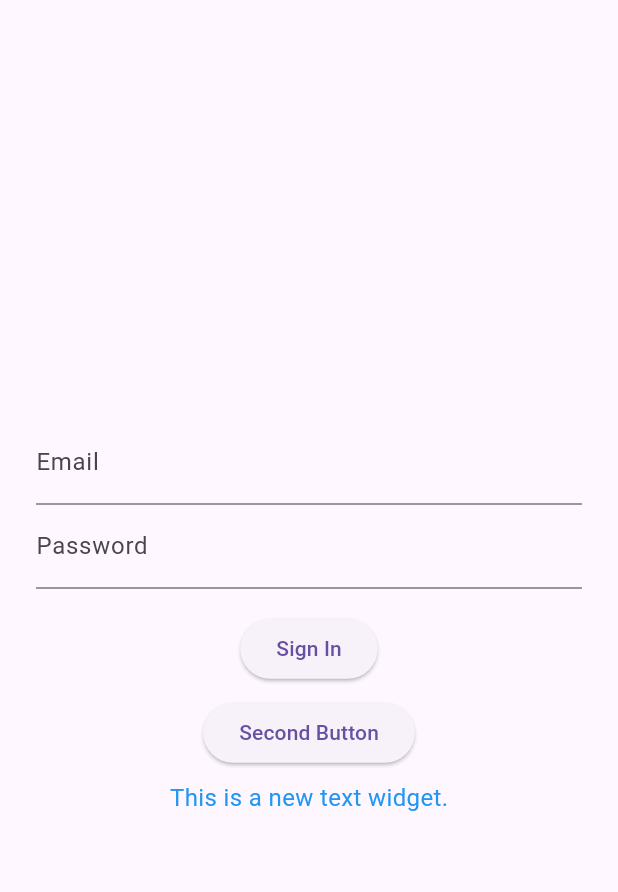
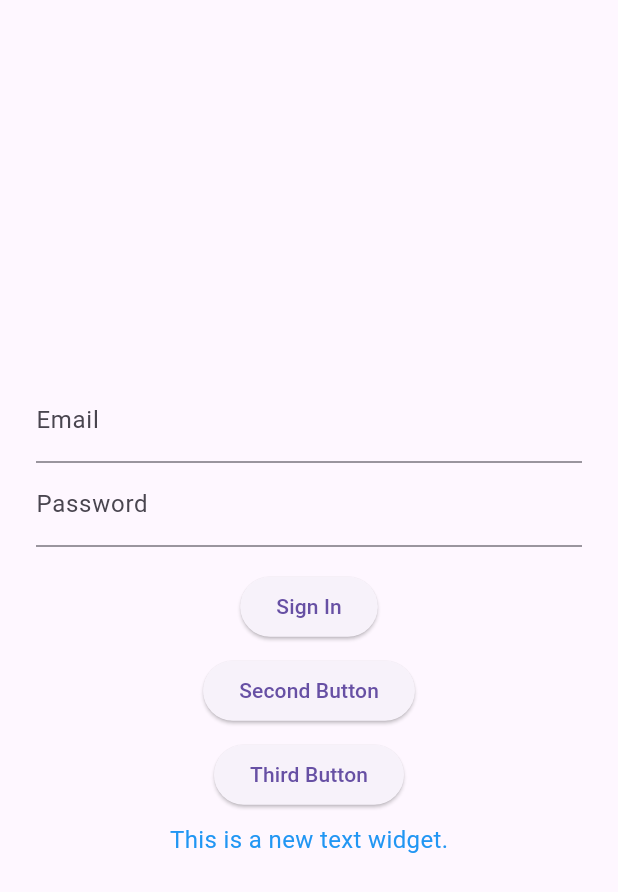
Before and after one commit to kehsaram/login, a Flutter app: the screen it shows after launch, on a phone screen of 412 x 824 dp. Shown: the top 892 px of the screen. Run offline on Flutter 3.47's test engine with Material 3 defaults, Android fonts, the phone set to English and light mode, and no system bars; our stand-ins replace firebase_auth, firebase_core; accounts and stored records are empty.

Commit message:
new button

```diff
--- a/lib/main.dart
+++ b/lib/main.dart
@@ -80,6 +80,15 @@ class _AuthPageState extends State<AuthPage> {
                 child: const Text('Second Button'),
               ),
               const SizedBox(height: 8),
+              ElevatedButton(
+                onPressed: () {
+                  setState(() {
+                    error = 'Third button pressed!';
+                  });
+                },
+                child: const Text('Third Button'),
+              ),
+              const SizedBox(height: 8),
               Text(
                 'This is a new text widget.',
                 style: const TextStyle(fontSize: 16, color: Colors.blue),
```
